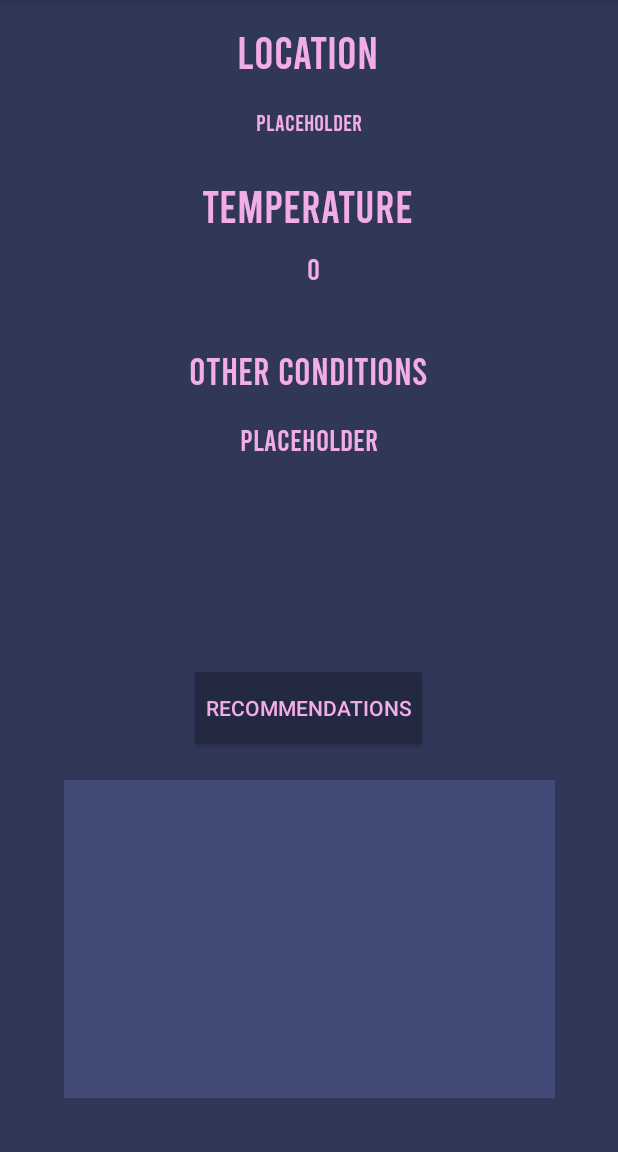
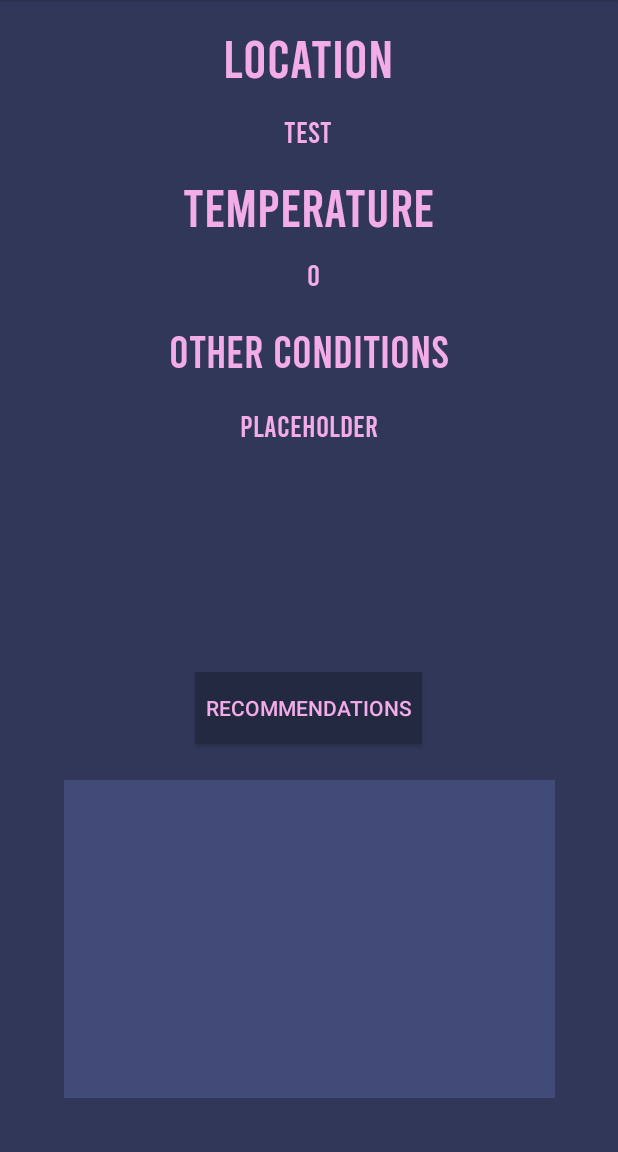
Before and after one commit to hornunjb/Weather-Wear, an Android app: the screen it shows after launch (MainActivity), on a phone screen of 412 x 824 dp, the part 84-1236 px from its top. Run offline under Robolectric (Android 15) with nearby library versions, the phone set to English and light mode, and no system bars; network calls fail; 1 statement that could not run was skipped.

Commit message:
Bound our Response Data to our Fragment. Reformatted the UI slightly to make information fit better.

```diff
--- a/app/build.gradle
+++ b/app/build.gradle
@@ -45,5 +45,5 @@ dependencies {
     androidTestImplementation 'androidx.test.espresso:espresso-core:3.2.0'
     implementation 'com.squareup.retrofit2:retrofit:2.7.1'
     implementation 'com.squareup.retrofit2:converter-gson:2.7.1'
-
+    implementation "android.arch.lifecycle:extensions:1.1.1"
 }
--- /dev/null
+++ b/app/src/main/java/edu/uc/hornunjb/weatherwear/repo/clothesRepository.kt
@@ -0,0 +1,5 @@
+package edu.uc.hornunjb.weatherwear.repo
+
+class clothesRepository {
+
+}
--- a/app/src/main/res/layout/weather_data_fragment.xml
+++ b/app/src/main/res/layout/weather_data_fragment.xml
@@ -12,28 +12,28 @@
         android:layout_width="wrap_content"
         android:layout_height="wrap_content"
         android:layout_marginTop="16sp"
+        android:fontFamily="@font/bebasfont"
         android:text="Location"
+        android:textColor="@color/colorLightPink"
+        android:textSize="36sp"
         app:layout_constraintEnd_toEndOf="parent"
         app:layout_constraintHorizontal_bias="0.498"
         app:layout_constraintStart_toStartOf="parent"
-        app:layout_constraintTop_toTopOf="parent"
-        android:fontFamily="@font/bebasfont"
-        android:textSize="30sp"
-        android:textColor="@color/colorLightPink"
-        />
+        app:layout_constraintTop_toTopOf="parent" />
 
     <TextView
         android:id="@+id/lblLocationPlaceholder"
         android:layout_width="wrap_content"
         android:layout_height="wrap_content"
-        android:layout_marginTop="20sp"
-        android:text="placeholder"
-        android:textSize="15sp"
+        android:layout_marginTop="16dp"
+        android:fontFamily="@font/bebasfont"
+        android:text="test"
+        android:textColor="@color/colorLightPink"
+        android:textSize="20sp"
         app:layout_constraintEnd_toEndOf="parent"
+        app:layout_constraintHorizontal_bias="0.498"
         app:layout_constraintStart_toStartOf="parent"
-        app:layout_constraintTop_toBottomOf="@+id/lblLocation"
-        android:fontFamily="@font/bebasfont"
-        android:textColor="@color/colorLightPink"/>
+        app:layout_constraintTop_toBottomOf="@+id/lblLocation" />
 
     <Button
             android:id="@+id/btnRecommendations"
@@ -53,15 +53,15 @@
         android:id="@+id/lblTemperature"
         android:layout_width="wrap_content"
         android:layout_height="wrap_content"
-        android:layout_marginTop="28sp"
+        android:layout_marginTop="16dp"
         android:fontFamily="@font/bebasfont"
         android:text="Temperature"
-        android:textSize="30sp"
+        android:textColor="@color/colorLightPink"
+        android:textSize="36sp"
         app:layout_constraintEnd_toEndOf="parent"
         app:layout_constraintHorizontal_bias="0.498"
         app:layout_constraintStart_toStartOf="parent"
-        app:layout_constraintTop_toBottomOf="@+id/lblLocationPlaceholder"
-        android:textColor="@color/colorLightPink"/>
+        app:layout_constraintTop_toBottomOf="@+id/lblLocationPlaceholder" />
 
     <TextView
             android:id="@+id/lblTempPlaceholder"
@@ -84,12 +84,12 @@
         android:fontFamily="@font/bebasfont"
         android:text="Other Conditions"
         android:textColor="@color/colorLightPink"
-        android:textSize="25sp"
+        android:textSize="30sp"
         app:layout_constraintBottom_toTopOf="@+id/btnRecommendations"
         app:layout_constraintEnd_toEndOf="parent"
         app:layout_constraintStart_toStartOf="parent"
         app:layout_constraintTop_toBottomOf="@+id/lblTempPlaceholder"
-        app:layout_constraintVertical_bias="0.18" />
+        app:layout_constraintVertical_bias="0.096" />
 
     <EditText
             android:id="@+id/editTextTextMultiLine2"
```
Also changed, not shown: app/src/main/java/edu/uc/hornunjb/weatherwear/MainActivity.kt (+29 -16 lines), app/src/main/java/edu/uc/hornunjb/weatherwear/ui/main/MainViewModel.kt (+6 -3 lines). Lines whose indentation alone changed are shown as unchanged.
